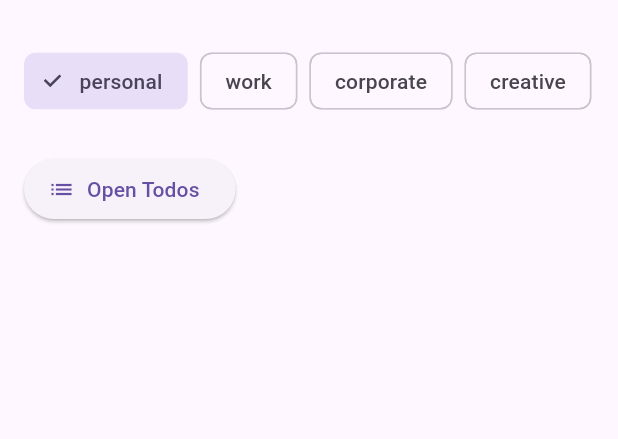
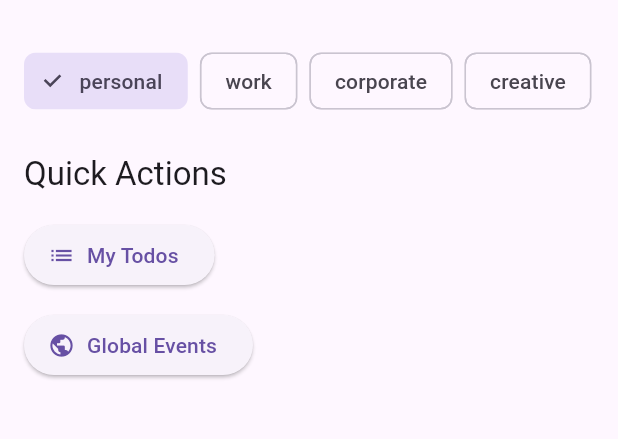
Before and after one commit to devajpk/machine_taskk, a Flutter app: the screen it shows after launch, on a phone screen of 412 x 824 dp, the part 63-502 px from its top. Run offline on Flutter 3.47's test engine with Material 3 defaults, Android fonts, the phone set to English and light mode, and no system bars; our stand-ins replace bloc, cached_network_image, connectivity_plus, dio, equatable, flutter_bloc and 5 more; accounts and stored records are empty.

Commit message:
implemented global event

```diff
--- /dev/null
+++ b/devtools_options.yaml
@@ -0,0 +1,3 @@
+description: This file stores settings for Dart & Flutter DevTools.
+documentation: https://docs.flutter.dev/tools/devtools/extensions#configure-extension-enablement-states
+extensions:
--- a/lib/core/logger/logger_service.dart
+++ b/lib/core/logger/logger_service.dart
@@ -14,5 +14,5 @@ class LoggerService {
   void d(String message) => _logger.d(message);
   void w(String message) => _logger.w(message);
   void e(String message, [dynamic error, StackTrace? stackTrace]) =>
-      _logger.e(message, error, stackTrace);
+      _logger.e(message, error: error, stackTrace: stackTrace);
 }
--- /dev/null
+++ b/lib/core/routing/app_router.dart
@@ -0,0 +1,61 @@
+import 'package:flutter/material.dart';
+import 'package:go_router/go_router.dart';
+import 'package:flutter_bloc/flutter_bloc.dart';
+import 'package:machine_taskk/features/global_events/domain/entities/global_event.dart';
+import 'package:machine_taskk/features/global_events/presentation/bloc/global_event_bloc.dart';
+import 'package:machine_taskk/features/global_events/presentation/pages/global_events_feed_page.dart';
+import 'package:machine_taskk/features/global_events/presentation/pages/event_details_page.dart';
+import 'package:machine_taskk/features/global_events/data/global_event_repository_impl.dart';
+import 'package:machine_taskk/features/dashboard/presentation/pages/dashboard_page.dart';
+import 'package:machine_taskk/features/todos/presentation/pages/todos_page.dart';
+import 'package:machine_taskk/injection/injection.dart';
+
+class AppRouter {
+  static final router = GoRouter(
+    initialLocation: '/',
+    routes: [
+      GoRoute(
+        path: '/',
+        builder: (context, state) => DashboardPage(),
+        routes: [
+          GoRoute(
+            path: 'todos',
+            builder: (context, state) => TodosPage(),
+          ),
+          GoRoute(
+            path: 'events',
+            builder: (context, state) => BlocProvider(
+              create: (context) => GlobalEventBloc(
+                getIt.get<GlobalEventRepository>(),
+              ),
+              child: GlobalEventsFeedPage(),
+            ),
+          ),
+          GoRoute(
+            path: 'event/:id',
+            builder: (context, state) {
+              final eventId = int.parse(state.pathParameters['id'] ?? '0');
+              // Parse event data from extra if passed
+              final event = state.extra as GlobalEvent?;
+              if (event != null) {
+                return EventDetailsPage(event: event);
+              }
+              // Fallback: display error
+              return Scaffold(
+                appBar: AppBar(title: Text('Event')),
+                body: Center(
+                  child: Text('Event not found'),
+                ),
+              );
+            },
+          ),
+        ],
+      ),
+    ],
+    errorBuilder: (context, state) => Scaffold(
+      body: Center(
+        child: Text('Page not found:'),
+      ),
+    ),
+  );
+}
--- a/lib/features/dashboard/presentation/pages/dashboard_page.dart
+++ b/lib/features/dashboard/presentation/pages/dashboard_page.dart
@@ -3,16 +3,8 @@ import 'package:go_router/go_router.dart';
 
 import 'package:flutter_bloc/flutter_bloc.dart';
 import 'package:machine_taskk/features/profiles/presentation/widgets/profile_switcher.dart';
-import 'package:machine_taskk/features/todos/presentation/pages/todos_page.dart';
 
 class DashboardPage extends StatelessWidget {
-  static final router = GoRouter(
-    routes: [
-      GoRoute(path: '/', builder: (ctx, state) => DashboardPage()),
-      GoRoute(path: '/todos', builder: (ctx, state) => TodosPage()),
-    ],
-  );
-
   @override
   Widget build(BuildContext context) {
     return Scaffold(
@@ -24,10 +16,21 @@ class DashboardPage extends StatelessWidget {
           children: [
             ProfileSwitcher(),
             const SizedBox(height: 24),
+            Text(
+              'Quick Actions',
+              style: Theme.of(context).textTheme.titleLarge,
+            ),
+            const SizedBox(height: 16),
             ElevatedButton.icon(
               onPressed: () => GoRouter.of(context).push('/todos'),
               icon: const Icon(Icons.list),
-              label: const Text('Open Todos'),
+              label: const Text('My Todos'),
+            ),
+            const SizedBox(height: 12),
+            ElevatedButton.icon(
+              onPressed: () => GoRouter.of(context).push('/events'),
+              icon: const Icon(Icons.public),
+              label: const Text('Global Events'),
             ),
           ],
         ),
--- /dev/null
+++ b/lib/features/global_events/domain/entities/global_event.dart
@@ -0,0 +1,50 @@
+class GlobalEvent {
+  final int id;
+  final String title;
+  final String description;
+  final String imageUrl;
+  final DateTime eventDate;
+
+  GlobalEvent({
+    required this.id,
+    required this.title,
+    required this.description,
+    required this.imageUrl,
+    required this.eventDate,
+  });
+
+  GlobalEvent copyWith({
+    int? id,
+    String? title,
+    String? description,
+    String? imageUrl,
+    DateTime? eventDate,
+  }) {
+    return GlobalEvent(
+      id: id ?? this.id,
+      title: title ?? this.title,
+      description: description ?? this.description,
+      imageUrl: imageUrl ?? this.imageUrl,
+      eventDate: eventDate ?? this.eventDate,
+    );
+  }
+
+  @override
+  String toString() {
+    return 'GlobalEvent(id: $id, title: $title, imageUrl: $imageUrl, eventDate: $eventDate)';
+  }
+
+  @override
+  bool operator ==(Object other) =>
+      identical(this, other) ||
+      other is GlobalEvent &&
+          runtimeType == other.runtimeType &&
+          id == other.id &&
+          title == other.title &&
+          imageUrl == other.imageUrl &&
+          eventDate == other.eventDate;
+
+  @override
+  int get hashCode =>
+      id.hashCode ^ title.hashCode ^ imageUrl.hashCode ^ eventDate.hashCode;
+}
--- /dev/null
+++ b/lib/features/global_events/presentation/bloc/global_event_bloc.dart
@@ -0,0 +1,32 @@
+import 'package:bloc/bloc.dart';
+import 'package:equatable/equatable.dart';
+import 'package:machine_taskk/features/global_events/domain/entities/global_event.dart';
+import 'package:machine_taskk/features/global_events/data/global_event_repository_impl.dart';
+
+part 'global_event_event.dart';
+part 'global_event_state.dart';
+
+class GlobalEventBloc extends Bloc<GlobalEventEvent, GlobalEventState> {
+  final GlobalEventRepository repository;
+
+  GlobalEventBloc(this.repository) : super(GlobalEventInitial()) {
+    on<LoadGlobalEventsEvent>((event, emit) async {
+      emit(GlobalEventLoading());
+      try {
+        final events = await repository.getEvents();
+        emit(GlobalEventLoaded(events));
+      } catch (e) {
+        emit(GlobalEventError(e.toString()));
+      }
+    });
+
+    on<RefreshGlobalEventsEvent>((event, emit) async {
+      try {
+        final events = await repository.getEvents();
+        emit(GlobalEventLoaded(events));
+      } catch (e) {
+        emit(GlobalEventError(e.toString()));
+      }
+    });
+  }
+}
--- a/lib/main.dart
+++ b/lib/main.dart
@@ -6,7 +6,9 @@ import 'injection/injection.dart';
 import 'features/profiles/presentation/bloc/profile_bloc.dart';
 import 'features/profiles/data/profile_repository_impl.dart';
 import 'features/profiles/domain/entities/workspace_profile.dart';
-import 'features/dashboard/presentation/pages/dashboard_page.dart';
+import 'features/global_events/presentation/bloc/global_event_bloc.dart';
+import 'features/global_events/data/global_event_repository_impl.dart';
+import 'core/routing/app_router.dart';
 
 Future<void> main() async {
   WidgetsFlutterBinding.ensureInitialized();
@@ -18,7 +20,10 @@ Future<void> main() async {
 
   runApp(MultiBlocProvider(
     providers: [
-      BlocProvider(create: (_) => ProfileBloc(profileRepo)..add(LoadProfileEvent())),
+      BlocProvider(
+          create: (_) => ProfileBloc(profileRepo)..add(LoadProfileEvent())),
+      BlocProvider(
+          create: (_) => GlobalEventBloc(getIt<GlobalEventRepository>())),
     ],
     child: MyApp(initialProfile: initialProfile),
   ));
@@ -32,7 +37,7 @@ class MyApp extends StatelessWidget {
   Widget build(BuildContext context) {
     return MaterialApp.router(
       title: 'Multi Profile Workspace Engine',
-      routerConfig: DashboardPage.router,
+      routerConfig: AppRouter.router,
       theme: ThemeData(useMaterial3: true),
     );
   }
```
Also changed, not shown: lib/core/config/app_config.dart (added, +36 -0 lines), lib/core/network/auth_interceptor.dart (+61 -13 lines), lib/core/network/network_service.dart (+6 -7 lines), lib/core/security/secure_token_service.dart (added, +79 -0 lines), lib/features/global_events/data/global_event_repository_impl.dart (added, +15 -0 lines), lib/features/global_events/data/global_event_service.dart (added, +33 -0 lines), lib/features/global_events/presentation/bloc/global_event_event.dart (added, +16 -0 lines), lib/features/global_events/presentation/bloc/global_event_state.dart (added, +34 -0 lines), lib/features/global_events/presentation/pages/event_details_page.dart (added, +86 -0 lines), lib/features/global_events/presentation/pages/global_events_feed_page.dart (added, +103 -0 lines), lib/injection/injection.dart (+17 -4 lines), 1 other file.
